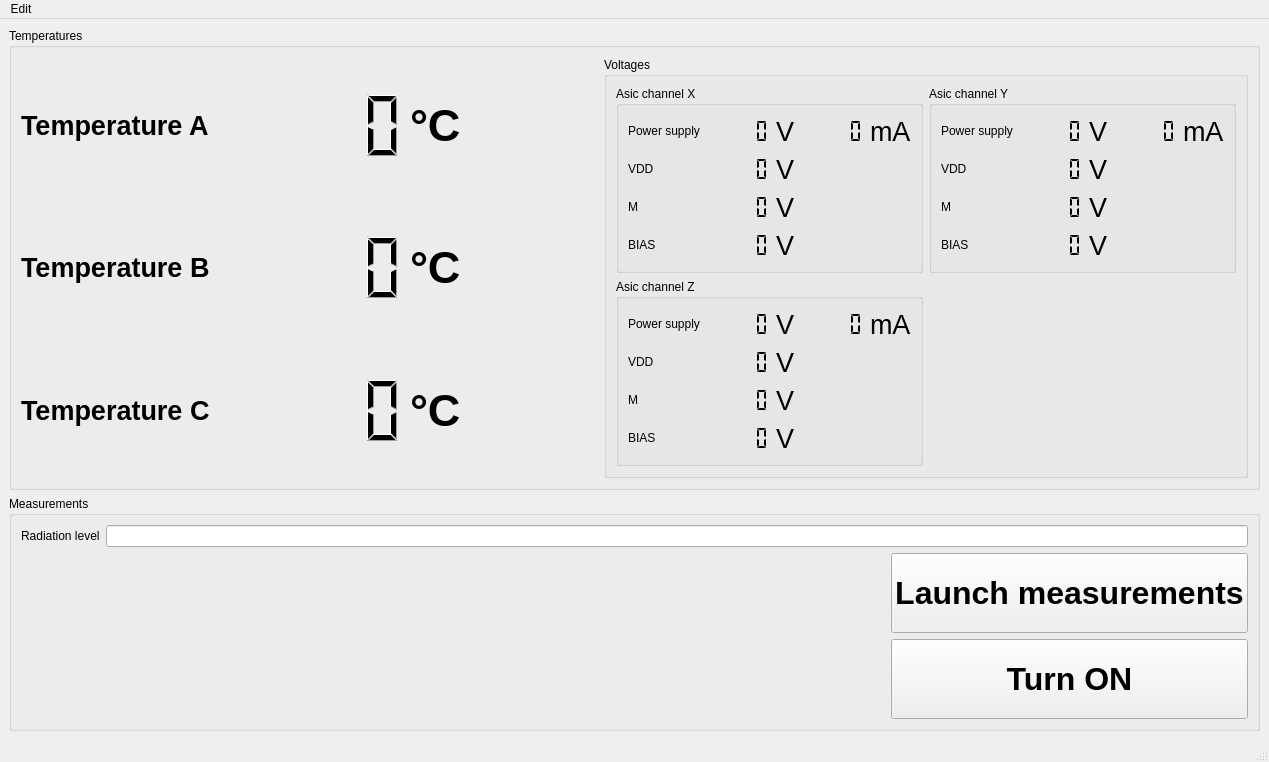
This is designer/mainwindow.ui in NadjB/Juice_SCM_GSE as Qt 5 draws it before an edit. The edited form follows.
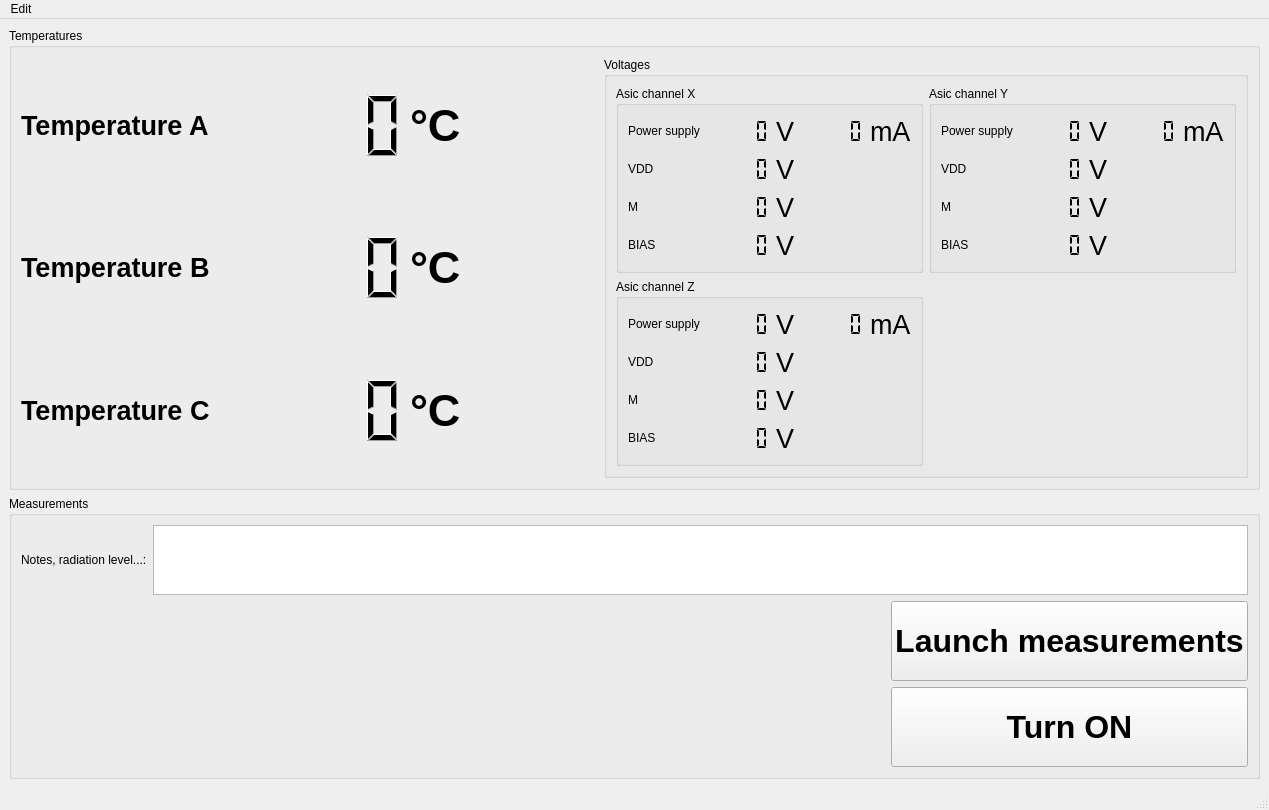
This is the edited form. Icons and pictures are not drawn.

Diff of the .ui file:
```diff
--- a/designer/mainwindow.ui
+++ b/designer/mainwindow.ui
@@ -706,7 +706,7 @@
        <string>Measurements</string>
       </property>
       <layout class="QGridLayout" name="gridLayout_3">
-       <item row="1" column="2">
+       <item row="1" column="3">
         <widget class="QPushButton" name="Launch_Measurements">
          <property name="minimumSize">
           <size>
@@ -726,10 +726,7 @@
          </property>
         </widget>
        </item>
-       <item row="0" column="1" colspan="2">
-        <widget class="QLineEdit" name="radiation_level_input"/>
-       </item>
-       <item row="1" column="1">
+       <item row="1" column="2">
         <spacer name="horizontalSpacer">
          <property name="orientation">
           <enum>Qt::Horizontal</enum>
@@ -745,11 +742,11 @@
        <item row="0" column="0">
         <widget class="QLabel" name="label_34">
          <property name="text">
-          <string>Radiation level</string>
+          <string>Notes, radiation level...:</string>
          </property>
         </widget>
        </item>
-       <item row="2" column="2">
+       <item row="2" column="3">
         <widget class="QPushButton" name="power_button">
          <property name="minimumSize">
           <size>
@@ -769,6 +766,9 @@
          </property>
         </widget>
        </item>
+       <item row="0" column="1" colspan="3">
+        <widget class="QTextEdit" name="notes"/>
+       </item>
       </layout>
      </widget>
     </item>
```
Left out of the diff: 2 changed lines with no effect on the pictures.
